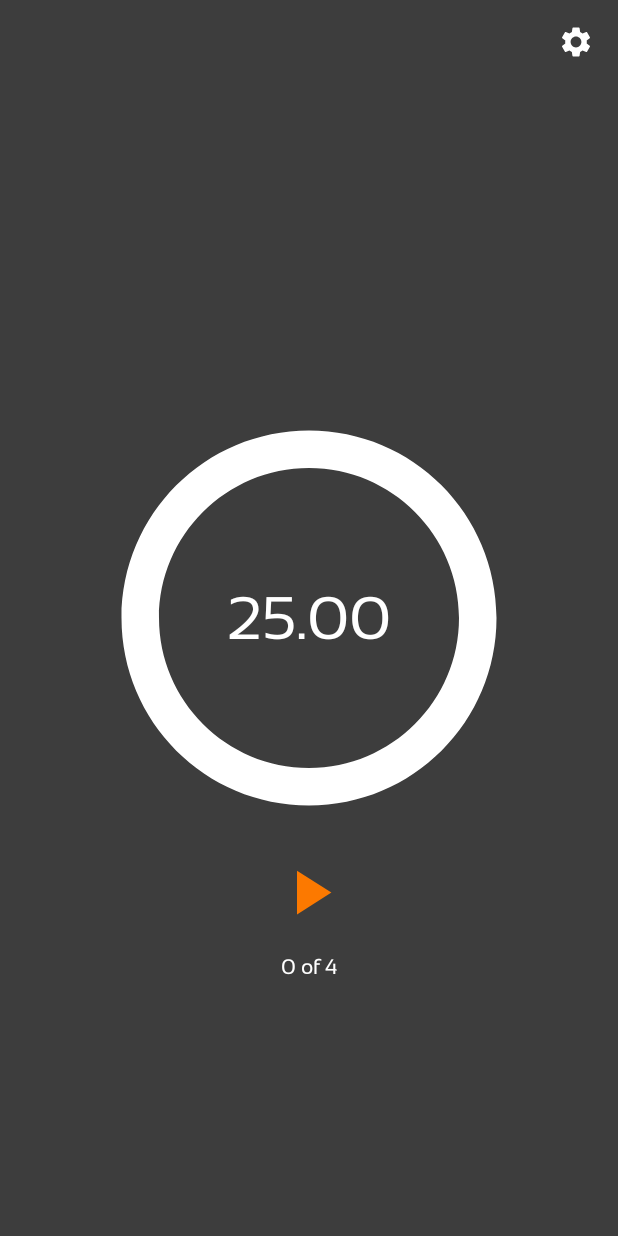
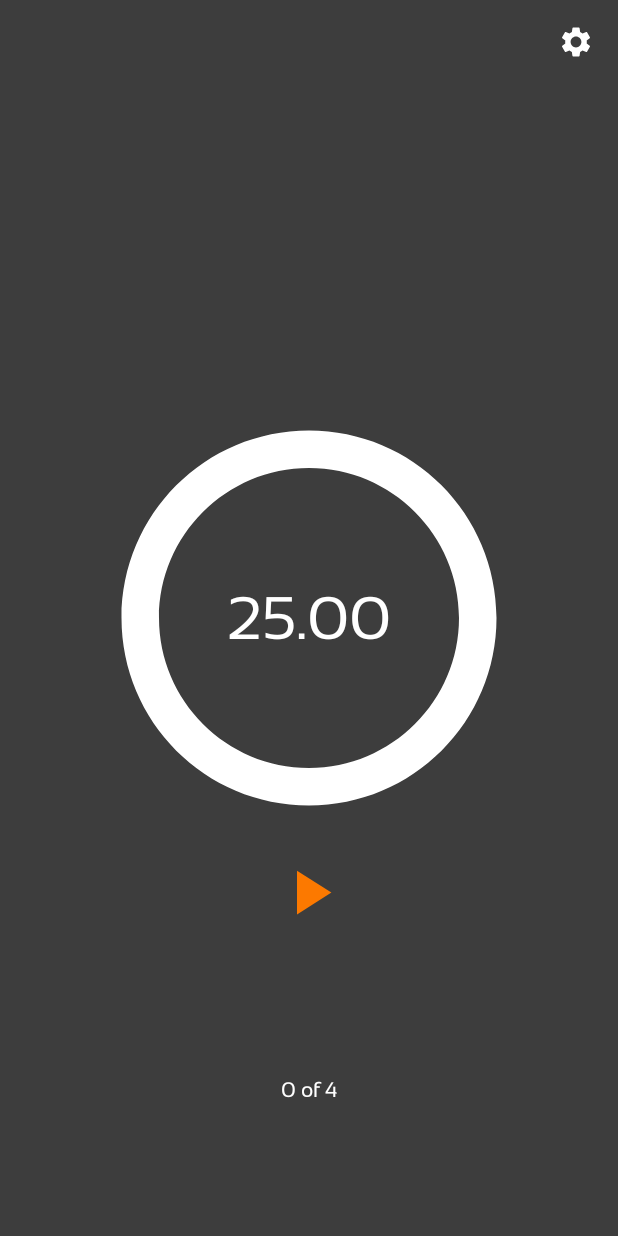
Before and after one commit to jpettson/SimplePomodoro, an Android app: the screen it shows after launch (MainActivity), on a phone screen of 412 x 824 dp. Run offline under Robolectric (Android 15) with nearby library versions, the phone set to English and light mode, and no system bars.

Commit message:
small cleanup in code

```diff
--- a/app/src/main/java/nu/pettson/simplepomodoro/MainActivity.java
+++ b/app/src/main/java/nu/pettson/simplepomodoro/MainActivity.java
@@ -118,7 +118,6 @@ public class MainActivity extends AppCompatActivity {
                 amountText.setText(timesDone + " of 4");
                 if (timesDone < 4) {
                     createDownTimeCountDown(5000);
-                    //v.vibrate(500);
                     final long[] pattern = {0, 500, 500, 500, 500};
                     v.vibrate(pattern, -1);
                 } else if (timesDone == 4) {
@@ -128,8 +127,7 @@ public class MainActivity extends AppCompatActivity {
                     editor.putInt("totalAmountOfTimes", totalAmountOfTimes);
                     editor.commit();
                     //totalPomodoros.setText("Total Pomodoros: " + totalAmountOfTimes);
-                    //v.vibrate(1000);
-                    final long[] pattern = {0, 1000, 500, 1000, 500, 1000, 500};
+                    final long[] pattern = {0, 1000, 200, 1000, 200, 1000, 200};
                     v.vibrate(pattern, -1);
                 }
 
@@ -168,8 +166,6 @@ public class MainActivity extends AppCompatActivity {
                     createCountDown(10000);
                     onDownTime = false;
                     v.vibrate(500);
-                    //final long[] pattern = {0, 500, 500, 500, 500};
-                    //v.vibrate(pattern, -1);
                 }
             }
         }.start();
--- /dev/null
+++ b/app/src/main/res/drawable/ic_clear_white_18dp.xml
@@ -0,0 +1,4 @@
+<vector android:height="24dp" android:viewportHeight="24"
+    android:viewportWidth="24" android:width="24dp" xmlns:android="http://schemas.android.com/apk/res/android">
+    <path android:fillColor="#ffffff" android:pathData="M19,6.41L17.59,5 12,10.59 6.41,5 5,6.41 10.59,12 5,17.59 6.41,19 12,13.41 17.59,19 19,17.59 13.41,12z"/>
+</vector>
--- a/app/src/main/res/layout/activity_main.xml
+++ b/app/src/main/res/layout/activity_main.xml
@@ -59,9 +59,11 @@
         android:layout_width="wrap_content"
         android:layout_height="wrap_content"
         android:layout_marginTop="16dp"
+        android:layout_marginBottom="8dp"
         android:fontFamily="@font/sansation_regular"
         android:text="0 of 4"
         android:textColor="@color/whiteText"
+        app:layout_constraintBottom_toBottomOf="parent"
         app:layout_constraintEnd_toEndOf="parent"
         app:layout_constraintStart_toStartOf="parent"
         app:layout_constraintTop_toBottomOf="@+id/playIcon" />
```
